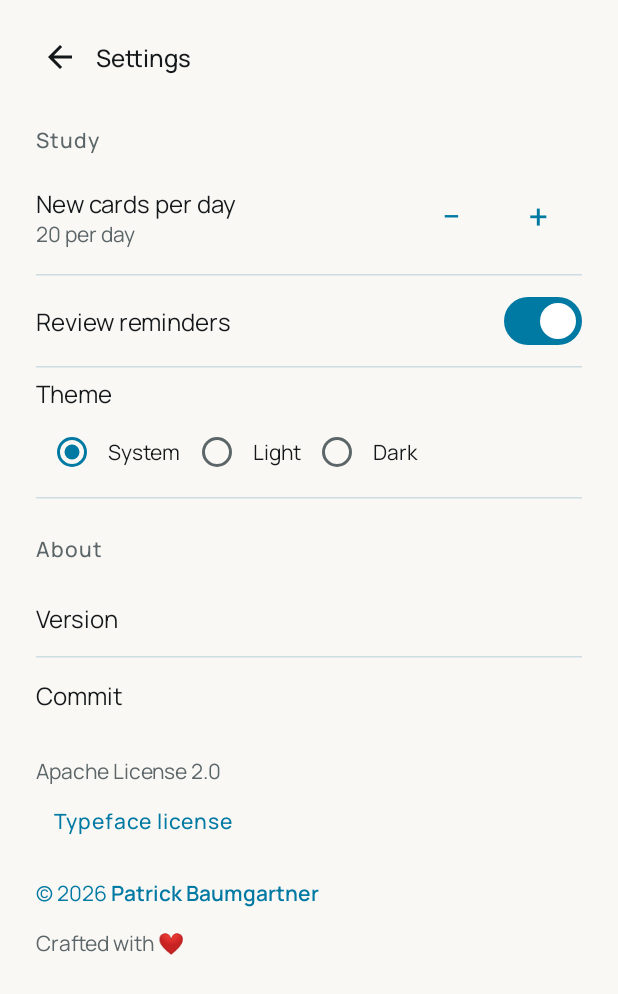
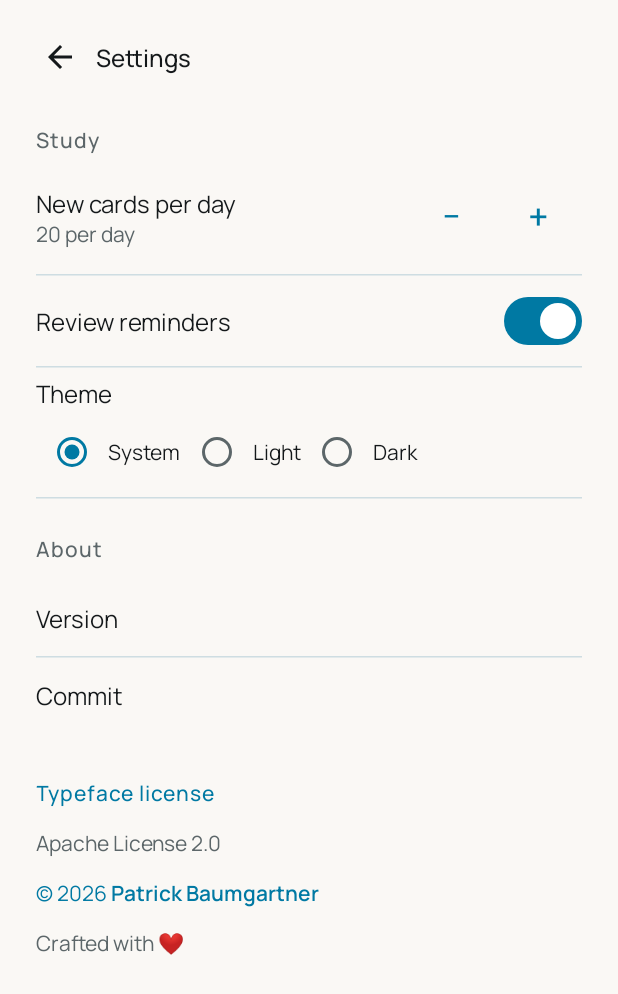
Before and after one commit to patbaumgartner/spaced-repeater-android, an Android app built with Jetpack Compose: the SettingsScreen screen opened through its navigation route, on a phone screen of 412 x 824 dp. Shown: the top 994 px of the screen. Run offline under Robolectric (Android 15) with nearby library versions, the phone set to English and light mode, and no system bars; our stand-ins replace Dagger/Hilt's generated code.

Commit message:
fix: move typeface license into About (#27)
Signed-off-by: Patrick Baumgartner <contact@patbaumgartner.com>

```diff
--- a/app/src/main/kotlin/com/patbaumgartner/android/spacedrepeater/ui/AuthorNote.kt
+++ b/app/src/main/kotlin/com/patbaumgartner/android/spacedrepeater/ui/AuthorNote.kt
@@ -43,14 +43,14 @@ internal fun AuthorNote() {
         }
     }
     Column(modifier = Modifier.fillMaxWidth().padding(vertical = 16.dp)) {
+        TextButton(onClick = { licensesShown = true }, contentPadding = PaddingValues(0.dp)) {
+            Text(stringResource(R.string.about_open_source_licenses), color = SpacedRepeaterTheme.accents.brand)
+        }
         Text(
             text = stringResource(R.string.about_app_license),
             style = MaterialTheme.typography.bodyMedium,
             color = MaterialTheme.colorScheme.onSurfaceVariant,
         )
-        TextButton(onClick = { licensesShown = true }) {
-            Text(stringResource(R.string.about_open_source_licenses), color = SpacedRepeaterTheme.accents.brand)
-        }
         TextButton(
             onClick = { uriHandler.openUri(authorUrl) },
             contentPadding = PaddingValues(0.dp),
```
